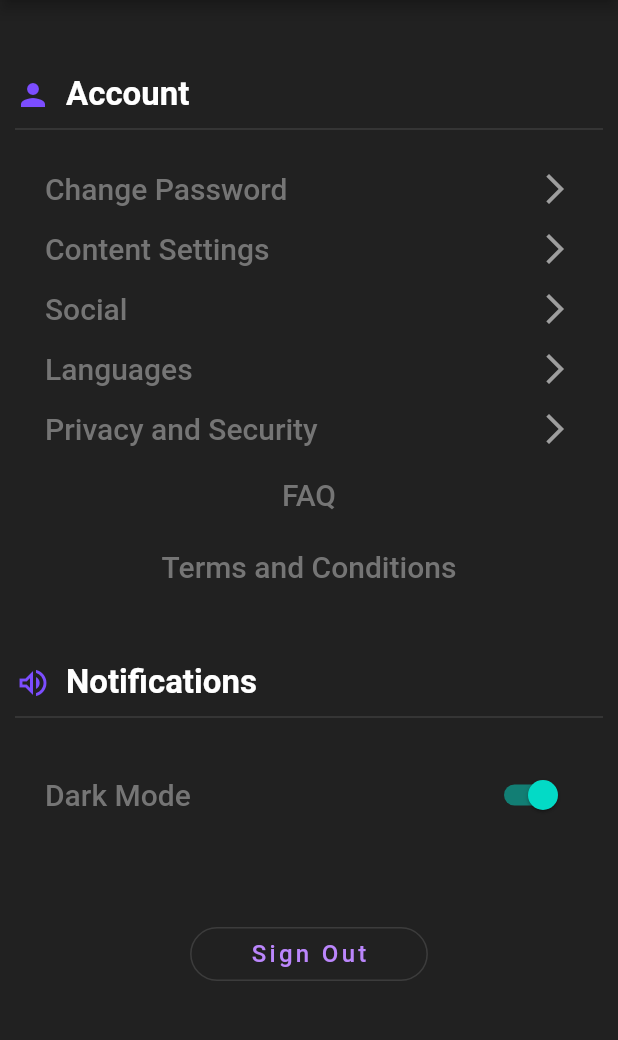
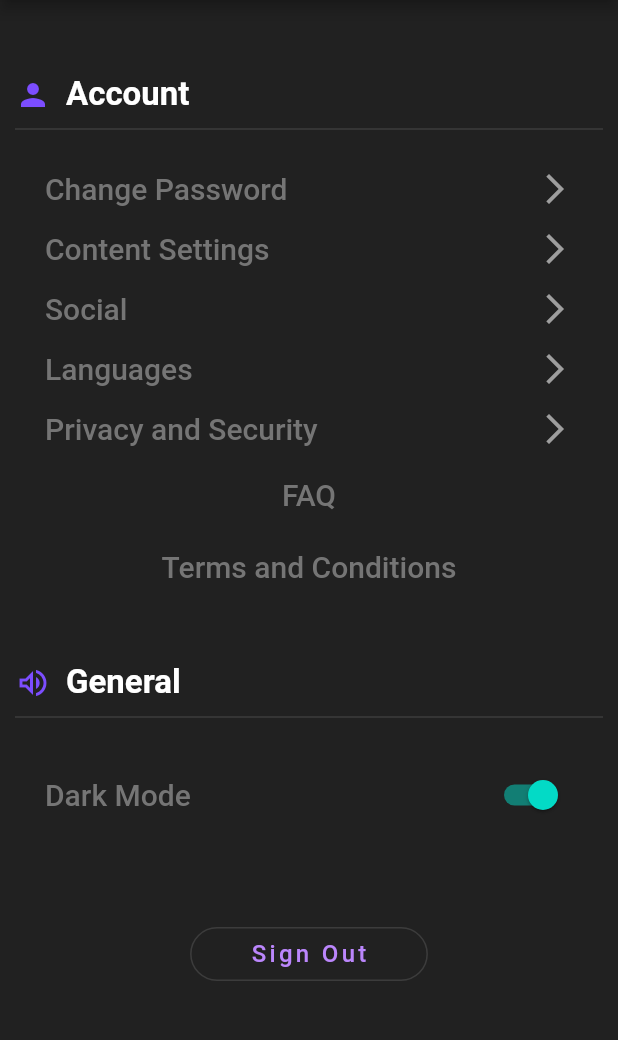
Before and after one commit to AakifZ/SOJA, a Flutter app: the screen it shows once a user with an empty profile is signed in, after a tap on "Settings", on a phone screen of 412 x 824 dp, the part 84-1124 px from its top. Run offline on Flutter 3.47's test engine with Material 2 defaults, Android fonts, the phone set to English and light mode, and no system bars; our stand-ins replace cloud_firestore, firebase_auth, firebase_core, flutter_spinkit, get; accounts and stored records are empty; network calls fail.

Commit message:
updated settings page & reset password - JayC

```diff
--- a/lib/screens/authenticate/register.dart
+++ b/lib/screens/authenticate/register.dart
@@ -104,6 +104,7 @@ class _RegisterState extends State<Register> {
             SizedBox(height: 20.0,),
             TextFormField(
                 decoration: textInputDecoration.copyWith(hintText: 'Date of Birth'),
+                style: TextStyle(color: Colors.black),
                 validator: (val) => val!.isEmpty ? 'Enter date of birth' : null,
                 onChanged: (val) {
                   setState(() {
@@ -114,6 +115,7 @@ class _RegisterState extends State<Register> {
             SizedBox(height: 20.0,),
             TextFormField(
                 decoration: textInputDecoration.copyWith(hintText: 'Enter Password'),
+                style: TextStyle(color: Colors.black),
                 obscureText: true,
                 validator: (val) => val!.length < 8 ? 'Enter a password 8+ chars long' : null,
                 onChanged: (val) {
--- a/lib/screens/authenticate/sign_in.dart
+++ b/lib/screens/authenticate/sign_in.dart
@@ -1,4 +1,5 @@
 import 'package:flutter/material.dart';
+import 'package:soja/screens/authenticate/rest.dart';
 import 'package:soja/services/auth.dart';
 import 'package:soja/shared/constants.dart';
 import 'package:soja/shared/loading.dart';
@@ -101,7 +102,13 @@ class _SignInState extends State<SignIn> {
           Text(
             error,
             style: TextStyle(color: Colors.red, fontSize: 14.0),
-          )
+          ),
+          Row(
+            mainAxisAlignment: MainAxisAlignment.center,
+            children: [
+              TextButton(child: Text('Forgot Password'), onPressed: () => Navigator.of(context).push(MaterialPageRoute(builder: (context) => Reset())) ,)
+            ],
+          ),
         ],
         ),
       ),
--- a/lib/screens/home/home.dart
+++ b/lib/screens/home/home.dart
@@ -66,7 +66,7 @@ class Home extends StatelessWidget {
             Text('hello'.tr, style: TextStyle(fontSize: 32),),
             ElevatedButton(onPressed: (){
                 builddialog(context);
-            }, child: Text('Change Language')),
+            }, child: Text('Language'.tr)),
           ]
         ),
       ),
@@ -85,11 +85,11 @@ class Home extends StatelessWidget {
                 }));
               },
               icon: Icon(Icons.settings),
-              label: Text('Settings')),
+              label: Text('Settings'.tr)),
 
           TextButton.icon(
             icon: Icon(Icons.person),
-            label: Text('Logout'),
+            label: Text('Logout'.tr),
             onPressed: () async{
               await _auth.signOut();
             },
--- a/lib/services/LocaleString.dart
+++ b/lib/services/LocaleString.dart
@@ -11,6 +11,8 @@ class LocalString extends Translations{
     //Spanish
     'es_SP': {
       'hello': "Hola Mundo",
+      'Language': 'Cambia Idíoma',
+      'Settings': 'orale'
     },
     //Hindi
     'hi_IN': {
--- a/lib/settings/settings_page.dart
+++ b/lib/settings/settings_page.dart
@@ -116,7 +116,7 @@ class _SettingPageUIState extends State<SettingPageUI> {
               children: [
                 Icon(Icons.volume_up_outlined, color: Colors.deepPurpleAccent),
                 SizedBox(width: 10),
-                Text("Notifications", style: TextStyle(
+                Text("General", style: TextStyle(
                     fontSize: 22, fontWeight: FontWeight.bold))
               ],
             ),
```
Also changed, not shown: lib/screens/authenticate/rest.dart (added, +78 -0 lines).
